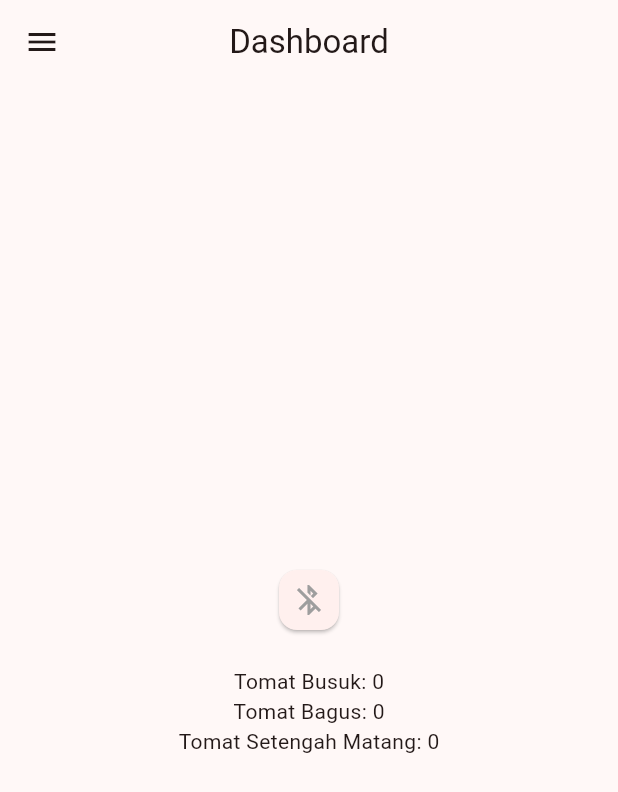
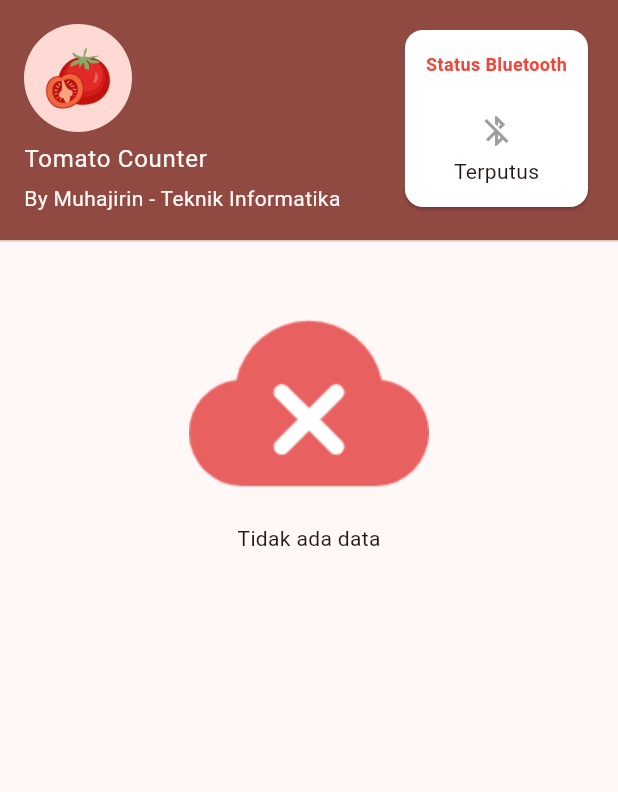
Before and after one commit to hex4coder/bluetooth-tomato-counter-android, a Flutter app: the screen it shows after launch, on a phone screen of 412 x 824 dp. Shown: the top 792 px of the screen. Run offline on Flutter 3.47's test engine with Material 3 defaults, Android fonts, the light colour scheme and no system bars; our stand-ins replace get.

Commit message:
menambahkan widget no data

```diff
--- a/lib/page/home.dart
+++ b/lib/page/home.dart
@@ -1,6 +1,7 @@
 // Suggested code may be subject to a license. Learn more: ~LicenseLog:3858707840.
 import 'package:flutter/material.dart';
 import 'package:myapp/widget/connection.dart';
+import 'package:myapp/widget/nodata.dart';
 
 class DashboardPage extends StatelessWidget {
   const DashboardPage({super.key});
@@ -8,52 +9,102 @@ class DashboardPage extends StatelessWidget {
   @override
   Widget build(BuildContext context) {
     return Scaffold(
-        drawer: Drawer(
-          backgroundColor: Colors.white,
-          child: ListView(
-            children: const [
-              UserAccountsDrawerHeader(
-                currentAccountPicture: CircleAvatar(
-                  backgroundImage: AssetImage('assets/images/logo.png'),
-                ),
-                accountName: Text('Tomato Counter'),
-                accountEmail: Text('By Muhajirin - Teknik Informatika'),
-              ),
-            ],
-          ),
-        ),
-        appBar: AppBar(
-          title: const Text('Dashboard'),
-          centerTitle: true,
-        ),
+        // appBar: AppBar(
+        //   title: const Text('Dashboard'),
+        //   centerTitle: true,
+        //   backgroundColor: Colors.teal,
+        // ),
         body: // Add the following code to the build method of the Home class:
 
             SizedBox.fromSize(
-              size: MediaQuery.of(context).size,
-              child: Column(
+          size: MediaQuery.of(context).size,
+          child: SingleChildScrollView(
+            child: Column(
+              crossAxisAlignment: CrossAxisAlignment.center,
+              children: [
+                _buildUserInfo(),
+                const SizedBox(height: 20),
 
-                        mainAxisAlignment: MainAxisAlignment.center,
-                        crossAxisAlignment: CrossAxisAlignment.center,
-                        children: [
+                const NoDataWidget(),
 
 
-                          Card(child: Padding(
-                            padding: const EdgeInsets.all(8.0),
-                            child: ConnectionWidget(),
-                          ),),
-                          const SizedBox(height: 20),
+              ],
+            ),
+          ),
+        ));
+  }
 
 
-              // Display the number of rotten tomatoes
-              Text('Tomat Busuk: ${0}'),
 
-              // Display the number of good tomatoes
-              Text('Tomat Bagus: ${0}'),
 
-              // Display the number of half-ripe tomatoes
-              Text('Tomat Setengah Matang: ${0}'),
-                        ],
-                      ),
-            ));
+
+
+
+
+
+
+
+
+
+
+
+
+
+
+
+
+
+
+
+  // ============================================ widgets area ========================================= ///
+
+  Widget _buildBluetoothStatus() {
+    return Card(
+      color: Colors.white,
+      child: Padding(
+        padding: const EdgeInsets.all(14.0),
+        child: Column(
+          crossAxisAlignment: CrossAxisAlignment.center,
+          mainAxisAlignment: MainAxisAlignment.center,
+          children: [
+            const Text(
+              "Status Bluetooth",
+              style: TextStyle(
+                  fontSize: 12, fontWeight: FontWeight.bold, color: Colors.red),
+            ),
+            const SizedBox(
+              height: 24,
+            ),
+            ConnectionWidget(),
+            const SizedBox(
+              height: 5,
+            ),
+            Text(
+              "Terputus",
+              style: TextStyle(fontSize: 14),
+            ),
+          ],
+        ),
+      ),
+    );
+  }
+
+  Widget _buildUserInfo() {
+    return Stack(
+      children: [
+        UserAccountsDrawerHeader(
+          currentAccountPicture: CircleAvatar(
+            backgroundImage: AssetImage('assets/images/logo.png'),
+          ),
+          accountName: Text('Tomato Counter'),
+          accountEmail: Text('By Muhajirin - Teknik Informatika'),
+        ),
+        Positioned(
+          child: _buildBluetoothStatus(),
+          right: 16,
+          top: 16,
+        ),
+      ],
+    );
   }
 }
--- /dev/null
+++ b/lib/widget/nodata.dart
@@ -0,0 +1,15 @@
+import 'package:flutter/material.dart';
+
+class NoDataWidget extends StatelessWidget {
+  const NoDataWidget({super.key});
+
+  @override
+  Widget build(BuildContext context) {
+     return Column(
+                children: [
+                  Image.asset("assets/images/no-data.png"),
+                  const Text("Tidak ada data"),
+                ],
+              );
+  }
+}
```
Also changed, not shown: assets/images/no-data.png (added).
